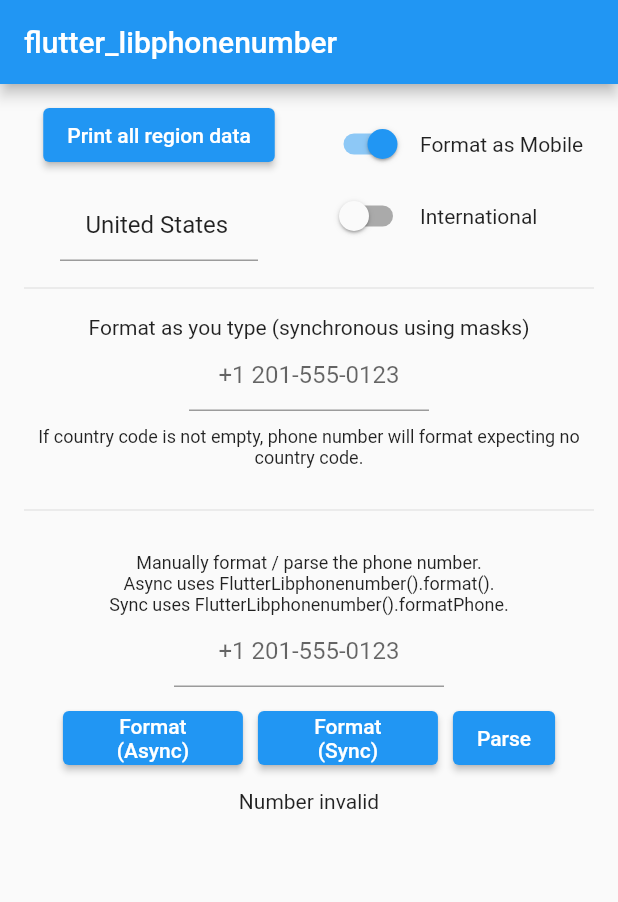
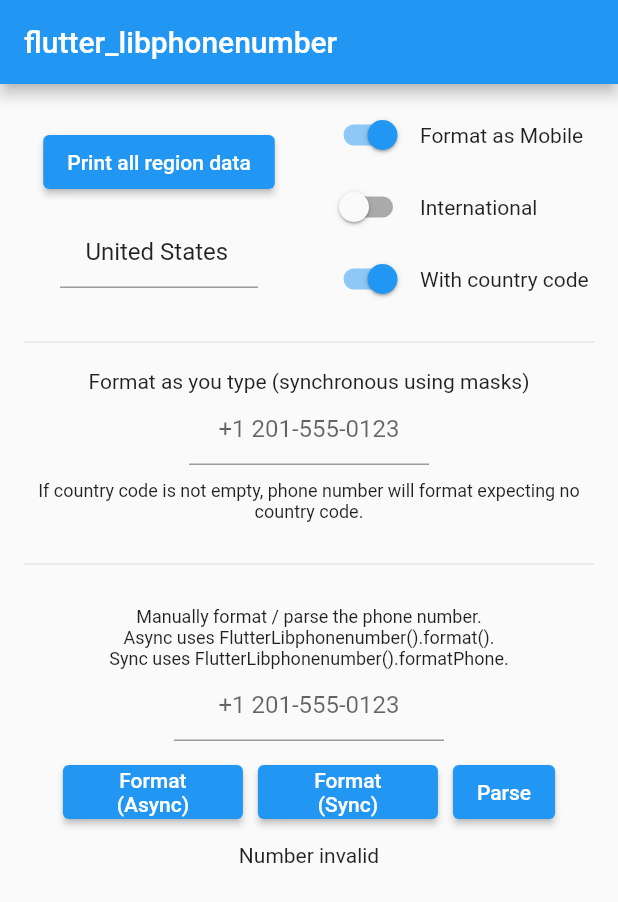
Before and after one commit to acoutts/flutter_libphonenumber, a Flutter app: the screen it shows after launch, after a tap on "Format (Sync)", on a phone screen of 412 x 824 dp. Shown: the top 902 px of the screen. Run offline on Flutter 3.47's test engine with Material 2 defaults, Android fonts, the light colour scheme and no system bars.

Commit message:
Added inputContainsCountryCode to correctly parse numbers containing or excluding the country code

````diff
--- a/example/lib/main.dart
+++ b/example/lib/main.dart
@@ -15,16 +15,17 @@ class MyApp extends StatefulWidget {
 }
 
 class _MyAppState extends State<MyApp> {
+  final initFuture = FlutterLibphonenumber().init();
+  final phoneController = TextEditingController();
+  final countryController = TextEditingController(text: 'United States');
+  final manualFormatController = TextEditingController();
+
   @override
   void initState() {
     super.initState();
     updatePlaceholderHint();
   }
 
-  final initFuture = FlutterLibphonenumber().init();
-  final phoneController = TextEditingController();
-  final countryController = TextEditingController(text: 'United States');
-  final manualFormatController = TextEditingController();
   String? parsedData;
 
   /// Used to format numbers as mobile or land line
@@ -38,26 +39,33 @@ class _MyAppState extends State<MyApp> {
 
   var placeholderHint = '';
 
+  var inputContainsCountryCode = true;
+
   void updatePlaceholderHint() {
-    final String newPlaceholder;
+    late String newPlaceholder;
 
     if (globalPhoneType == PhoneNumberType.mobile) {
       if (globalPhoneFormat == PhoneNumberFormat.international) {
         newPlaceholder =
-            currentSelectedCountry.exampleNumberMobileInternational ?? '';
+            currentSelectedCountry.exampleNumberMobileInternational;
       } else {
-        newPlaceholder =
-            currentSelectedCountry.exampleNumberMobileNational ?? '';
+        newPlaceholder = currentSelectedCountry.exampleNumberMobileNational;
       }
     } else {
       if (globalPhoneFormat == PhoneNumberFormat.international) {
         newPlaceholder =
-            currentSelectedCountry.exampleNumberFixedLineInternational ?? '';
+            currentSelectedCountry.exampleNumberFixedLineInternational;
       } else {
-        newPlaceholder =
-            currentSelectedCountry.exampleNumberFixedLineNational ?? '';
+        newPlaceholder = currentSelectedCountry.exampleNumberFixedLineNational;
       }
     }
+
+    /// Strip country code from hint
+    if (!inputContainsCountryCode) {
+      newPlaceholder =
+          newPlaceholder.substring(currentSelectedCountry.phoneCode.length + 2);
+    }
+
     setState(() => placeholderHint = newPlaceholder);
   }
 
@@ -284,6 +292,31 @@ class _MyAppState extends State<MyApp> {
                                             : Text('International'),
                                       ),
                                     ],
+                                  ),
+
+                                  /// Format assuming country code present or absent
+                                  Row(
+                                    children: [
+                                      Switch(
+                                        value: inputContainsCountryCode,
+                                        onChanged: (val) {
+                                          setState(
+                                            () => inputContainsCountryCode =
+                                                !inputContainsCountryCode,
+                                          );
+                                          updatePlaceholderHint();
+                                        },
+                                      ),
+
+                                      /// Spacer
+                                      SizedBox(width: 5),
+
+                                      Flexible(
+                                        child: inputContainsCountryCode
+                                            ? Text('With country code')
+                                            : Text('No country code'),
+                                      ),
+                                    ],
                                   )
                                 ],
                               ),
@@ -314,7 +347,8 @@ class _MyAppState extends State<MyApp> {
                                 phoneNumberType: globalPhoneType,
                                 phoneNumberFormat: globalPhoneFormat,
                                 country: currentSelectedCountry,
-                                hideCountryCode: true,
+                                inputContainsCountryCode:
+                                    inputContainsCountryCode,
                                 additionalDigits: 3,
                               ),
                             ],
@@ -403,6 +437,8 @@ class _MyAppState extends State<MyApp> {
                                     country: currentSelectedCountry,
                                     phoneNumberType: globalPhoneType,
                                     phoneNumberFormat: globalPhoneFormat,
+                                    inputContainsCountryCode:
+                                        inputContainsCountryCode,
                                   );
                                 },
                               ),
--- a/lib/flutter_libphonenumber.dart
+++ b/lib/flutter_libphonenumber.dart
@@ -14,13 +14,13 @@ export 'package:flutter_libphonenumber/src/phone_number_format.dart';
 export 'package:flutter_libphonenumber/src/phone_number_type.dart';
 
 class FlutterLibphonenumber {
+  FlutterLibphonenumber._internal();
+  factory FlutterLibphonenumber() => _instance;
   static final FlutterLibphonenumber _instance =
       FlutterLibphonenumber._internal();
-  factory FlutterLibphonenumber() => _instance;
-  FlutterLibphonenumber._internal();
 
   /// Method channel
-  MethodChannel _channel = const MethodChannel('flutter_libphonenumber');
+  final _channel = const MethodChannel('flutter_libphonenumber');
 
   /// Must call this before anything else so the countries data is populated.
   ///
@@ -60,24 +60,27 @@ class FlutterLibphonenumber {
     /// }
     /// ```
     final result = await _channel
-            .invokeMapMethod<String, dynamic>("get_all_supported_regions") ??
+            .invokeMapMethod<String, dynamic>('get_all_supported_regions') ??
         {};
 
     final returnMap = <String, CountryWithPhoneCode>{};
     result.forEach(
       (k, v) => returnMap[k] = CountryWithPhoneCode(
-        countryName: v['countryName'],
-        phoneCode: v['phoneCode'],
+        countryName: v['countryName'] ?? '',
+        phoneCode: v['phoneCode'] ?? '',
         countryCode: k,
-        exampleNumberMobileNational: v['exampleNumberMobileNational'],
-        exampleNumberFixedLineNational: v['exampleNumberFixedLineNational'],
-        phoneMaskMobileNational: v['phoneMaskMobileNational'],
-        phoneMaskFixedLineNational: v['phoneMaskFixedLineNational'],
-        exampleNumberMobileInternational: v['exampleNumberMobileInternational'],
+        exampleNumberMobileNational: v['exampleNumberMobileNational'] ?? '',
+        exampleNumberFixedLineNational:
+            v['exampleNumberFixedLineNational'] ?? '',
+        phoneMaskMobileNational: v['phoneMaskMobileNational'] ?? '',
+        phoneMaskFixedLineNational: v['phoneMaskFixedLineNational'] ?? '',
+        exampleNumberMobileInternational:
+            v['exampleNumberMobileInternational'] ?? '',
         exampleNumberFixedLineInternational:
-            v['exampleNumberFixedLineInternational'],
-        phoneMaskMobileInternational: v['phoneMaskMobileInternational'],
-        phoneMaskFixedLineInternational: v['phoneMaskFixedLineInternational'],
+            v['exampleNumberFixedLineInternational'] ?? '',
+        phoneMaskMobileInternational: v['phoneMaskMobileInternational'] ?? '',
+        phoneMaskFixedLineInternational:
+            v['phoneMaskFixedLineInternational'] ?? '',
       ),
     );
     return returnMap;
@@ -92,9 +95,9 @@ class FlutterLibphonenumber {
   /// }
   /// ```
   Future<Map<String, String>> format(String phone, String region) async {
-    return await _channel.invokeMapMethod<String, String>("format", {
-          "phone": phone,
-          "region": region,
+    return await _channel.invokeMapMethod<String, String>('format', {
+          'phone': phone,
+          'region': region,
         }) ??
         <String, String>{};
   }
@@ -114,23 +117,27 @@ class FlutterLibphonenumber {
   /// }
   /// ```
   Future<Map<String, dynamic>> parse(String phone, {String? region}) async {
-    return await _channel.invokeMapMethod<String, dynamic>("parse", {
-          "phone": phone,
-          "region": region,
+    return await _channel.invokeMapMethod<String, dynamic>('parse', {
+          'phone': phone,
+          'region': region,
         }) ??
         <String, dynamic>{};
   }
 
   /// Given a phone number, format it automatically using the masks we have from
   /// libphonenumber's example numbers. Optionally override the country (instead
-  /// of auto-detecting), the number type, format, and use [removeCountryCode]
-  /// if you want to strip the country code from the result.
+  /// of auto-detecting), the number type, format.
+  ///
+  /// Use [removeCountryCodeFromResult] to strip the country code from the result
+  /// and set [inputContainsCountryCode] based on if the input contains a country
+  /// code or not so the correct mask can be used.
   String formatNumberSync(
     String number, {
     CountryWithPhoneCode? country,
-    phoneNumberType = PhoneNumberType.mobile,
-    phoneNumberFormat = PhoneNumberFormat.international,
-    bool removeCountryCode = false,
+    PhoneNumberType phoneNumberType = PhoneNumberType.mobile,
+    PhoneNumberFormat phoneNumberFormat = PhoneNumberFormat.international,
+    bool removeCountryCodeFromResult = false,
+    bool inputContainsCountryCode = true,
   }) {
     final guessedCountry =
         country ?? CountryWithPhoneCode.getCountryDataByPhone(number);
@@ -139,16 +146,23 @@ class FlutterLibphonenumber {
       return number;
     }
 
-    return PhoneMask(
+    var formatResult = PhoneMask(
       guessedCountry.getPhoneMask(
-            format: phoneNumberFormat,
-            type: phoneNumberType,
-          ) ??
-          '',
-    ).apply(
-      number,
-      removeCountryCode: removeCountryCode,
-    );
+        format: phoneNumberFormat,
+        type: phoneNumberType,
+        removeCountryCodeFromMask: !inputContainsCountryCode,
+      ),
+    ).apply(number);
+
+    /// Remove the country code from the result if the user set removeCountryCodeFromResult=true.
+    /// Take a substring of the phone code length + 2 to account for leading `+` and space between
+    /// country code and the number.
+    if (removeCountryCodeFromResult && inputContainsCountryCode) {
+      formatResult =
+          formatResult.substring(guessedCountry.phoneCode.length + 2);
+    }
+
+    return formatResult;
   }
 
   /// Asynchronously formats a number, returning the e164 and the number's requested format
@@ -167,9 +181,9 @@ class FlutterLibphonenumber {
 
       late final String formattedNumber;
       if (phoneNumberFormat == PhoneNumberFormat.international) {
-        formattedNumber = res['international'];
+        formattedNumber = res['international'] ?? '';
       } else if (phoneNumberFormat == PhoneNumberFormat.national) {
-        formattedNumber = res['national'];
+        formattedNumber = res['national'] ?? '';
       } else {
         /// Should never happen
         formattedNumber = '';
@@ -177,7 +191,7 @@ class FlutterLibphonenumber {
 
       /// Now construct the return value based on the requested format/type.
       return FormatPhoneResult(
-        e164: res['e164'],
+        e164: res['e164'] ?? '',
         formattedNumber: formattedNumber,
       );
     } catch (e) {
--- a/lib/src/country_data.dart
+++ b/lib/src/country_data.dart
@@ -3,9 +3,9 @@ import 'package:flutter_libphonenumber/src/phone_number_type.dart';
 
 /// Manages countries by code and name
 class CountryManager {
+  CountryManager._internal();
+  factory CountryManager() => _instance;
   static final CountryManager _instance = CountryManager._internal();
-  factory CountryManager() => _instance;
-  CountryManager._internal();
 
   var _countries = <CountryWithPhoneCode>[];
   var _initialized = false;
@@ -100,49 +100,49 @@ class CountryWithPhoneCode {
   /// ```
   /// 07400 123456
   /// ```
-  final String? exampleNumberMobileNational;
+  final String exampleNumberMobileNational;
 
   /// Example fixed line number in national format.
   /// ```
   /// 0121 234 5678
   /// ```
-  final String? exampleNumberFixedLineNational;
+  final String exampleNumberFixedLineNational;
 
   /// Phone mask for mobile number in national format.
   /// ```
   /// 00000 000000
   /// ```
-  final String? phoneMaskMobileNational;
+  final String phoneMaskMobileNational;
 
   /// Phone mask for fixed line number in national format.
   /// ```
   /// 0000 000 0000
   /// ```
-  final String? phoneMaskFixedLineNational;
+  final String phoneMaskFixedLineNational;
 
   /// Example mobile number in international format.
   /// ```
   /// +44 7400 123456
   /// ```
-  final String? exampleNumberMobileInternational;
+  final String exampleNumberMobileInternational;
 
   /// Example fixed line number in international format.
   /// ```
   /// +44 121 234 5678
   /// ```
-  final String? exampleNumberFixedLineInternational;
+  final String exampleNumberFixedLineInternational;
 
   /// Phone mask for mobile number in international format.
   /// ```
   /// +00 0000 000000
   /// ```
-  final String? phoneMaskMobileInternational;
+  final String phoneMaskMobileInternational;
 
   /// Phone mask for fixed line number in international format.
   /// ```
   /// +00 000 000 0000
   /// ```
-  final String? phoneMaskFixedLineInternational;
+  final String phoneMaskFixedLineInternational;
 
   /// Country name
   /// ```
@@ -154,37 +154,41 @@ class CountryWithPhoneCode {
   String toString() =>
       '[CountryWithPhoneCode(countryName: $countryName, regionCode: $countryCode, phoneCode: $phoneCode, exampleNumberMobileNational: $exampleNumberMobileNational, exampleNumberFixedLineNational: $exampleNumberFixedLineNational, phoneMaskMobileNational: $phoneMaskMobileNational, phoneMaskFixedLineNational: $phoneMaskFixedLineNational, exampleNumberMobileInternational: $exampleNumberMobileInternational, exampleNumberFixedLineInternational: $exampleNumberFixedLineInternational, phoneMaskMobileInternational: $phoneMaskMobileInternational, phoneMaskFixedLineInternational: $phoneMaskFixedLineInternational)]';
 
-  /// Get the phone mask based on number type and format
-  String? getPhoneMask({
+  /// Get the phone mask based on number type and format.
+  /// When `removeCountryCodeFromMask` is true then the resulting mask
+  /// will not contain the phone code. This is useful for real-time formatting
+  /// with [LibPhonenumberTextFormatter] where the user might be entering a phone
+  /// number without the country code in it but we still want to format it accordingly.
+  String getPhoneMask({
     required PhoneNumberFormat format,
     required PhoneNumberType type,
-    bool maskWithoutCountryCode = false,
+    bool removeCountryCodeFromMask = false,
   }) {
-    String? returnVal;
+    late String returnMask;
     if (type == PhoneNumberType.mobile) {
       if (format == PhoneNumberFormat.international) {
-        returnVal = phoneMaskMobileInternational;
+        returnMask = phoneMaskMobileInternational;
       } else {
-        returnVal = phoneMaskMobileNational;
+        returnMask = phoneMaskMobileNational;
       }
     } else {
       if (format == PhoneNumberFormat.international) {
-        returnVal = phoneMaskFixedLineInternational;
+        returnMask = phoneMaskFixedLineInternational;
       } else {
-        returnVal = phoneMaskFixedLineNational;
+        returnMask = phoneMaskFixedLineNational;
       }
     }
 
     /// If we want to get the mask without the country code, strip
     /// out the country code from the mask now.
-    if (maskWithoutCountryCode && returnVal != null) {
+    if (removeCountryCodeFromMask) {
       /// Return the mask after the country code and 2 characters,
       /// one for the leading + and the other for the space between
       /// country code and number.
-      returnVal = returnVal.substring(phoneCode.length + 2);
+      returnMask = returnMask.substring(phoneCode.length + 2);
     }
 
-    return returnVal;
+    return returnMask;
   }
 
   /*
@@ -224,7 +228,7 @@ class CountryWithPhoneCode {
 
     /// Must provide valid offset to start searching from
     if (subscringLength < 1) return null;
-    var phoneCode = phone.substring(0, subscringLength);
+    final phoneCode = phone.substring(0, subscringLength);
 
     try {
       final countries = CountryManager().countries;
@@ -244,8 +248,11 @@ class CountryWithPhoneCode {
     String inputString, {
     bool allowPeriod = false,
   }) {
-    var regExp = allowPeriod ? _digitWithPeriodRegex : _digitRegex;
-    return inputString.splitMapJoin(regExp,
-        onMatch: (m) => m.group(0)!, onNonMatch: (nm) => '');
+    final regExp = allowPeriod ? _digitWithPeriodRegex : _digitRegex;
+    return inputString.splitMapJoin(
+      regExp,
+      onMatch: (m) => m.group(0)!,
+      onNonMatch: (nm) => '',
+    );
   }
 }
--- a/lib/src/input_formatter/input_formatter.dart
+++ b/lib/src/input_formatter/input_formatter.dart
@@ -15,25 +15,25 @@ class LibPhonenumberTextFormatter extends TextInputFormatter {
     this.phoneNumberFormat = PhoneNumberFormat.international,
     this.onFormatFinished,
 
-    /// When true, mask will be applied to input assuming the country
-    /// code is not present in the input.
-    bool hideCountryCode = false,
+    /// When true, mask will be applied assuming the input contains
+    /// a country code in it.
+    bool inputContainsCountryCode = false,
 
     /// Additional digits to include
     this.additionalDigits = 0,
-  }) : this.countryData = CountryManager().countries {
+  }) : countryData = CountryManager().countries {
     var m = country.getPhoneMask(
       format: phoneNumberFormat,
       type: phoneNumberType,
-      maskWithoutCountryCode: hideCountryCode,
+      removeCountryCodeFromMask: !inputContainsCountryCode,
     );
 
     /// Allow additional digits on the mask
-    if (m != null && additionalDigits > 0) {
+    if (additionalDigits > 0) {
       m += List.filled(additionalDigits, '0').reduce((a, b) => a + b);
     }
 
-    _mask = PhoneMask(m ?? '');
+    _mask = PhoneMask(m);
   }
 
   /// The country to format this number with.
@@ -65,7 +65,7 @@ class LibPhonenumberTextFormatter extends TextInputFormatter {
     TextEditingValue newValue,
   ) {
     /// Apply mask to the input
-    String maskedValue = _mask.apply(newValue.text);
+    final maskedValue = _mask.apply(newValue.text);
 
     /// Optionally pass the formatted value to the supplied callback
     if (onFormatFinished != null) {
--- a/lib/src/input_formatter/phone_mask.dart
+++ b/lib/src/input_formatter/phone_mask.dart
@@ -4,25 +4,20 @@ class PhoneMask {
   final RegExp _digitRegex = RegExp(r'[0-9]+');
 
   /// Apply the given phone mask to the input string.
-  String apply(
-    String inputString, {
-
-    /// Optionally remove the country code from the input
-    bool removeCountryCode = false,
-  }) {
+  String apply(String inputString) {
     /// If mask is empty, return input string
     if (mask.isEmpty) {
       return inputString;
     }
 
-    var chars = inputString.replaceAll(RegExp(r'\D+'), '').split('');
-    var result = <String>[];
+    final chars = inputString.replaceAll(RegExp(r'\D+'), '').split('');
+    final result = <String>[];
     var index = 0;
     for (var i = 0; i < mask.length; i++) {
       if (index >= chars.length) {
         break;
       }
-      var curChar = chars[index];
+      final curChar = chars[index];
       if (mask[i] == '0') {
         /// If it's a digit in the mask, add the digit to the output
         if (_isDigit(curChar)) {
@@ -39,6 +34,7 @@ class PhoneMask {
     return result.join();
   }
 
+  /// Returns if something is a digit or not
   bool _isDigit(String character) {
     if (character.isEmpty || character.length > 1) {
       return false;
--- a/pubspec.yaml
+++ b/pubspec.yaml
@@ -1,6 +1,6 @@
 name: flutter_libphonenumber
 description: Leverages libphonenumber to allow for asynchronous and synchronous formatting of phone numbers in Flutter apps.
-version: 1.1.0
+version: 1.2.0
 homepage: https://github.com/bottlepay/flutter_libphonenumber
 
 environment:
@@ -14,6 +14,8 @@ dependencies:
 dev_dependencies:
   flutter_test:
     sdk: flutter
+  lints: ^1.0.1
+  pigeon: ^0.3.0
 
 # For information on the generic Dart part of this file, see the
 # following page: https://dart.dev/tools/pub/pubspec
````
Also changed, not shown: analysis_options.yaml (added, +20 -0 lines), example/pubspec.lock, pubspec.lock, 6 other files.
